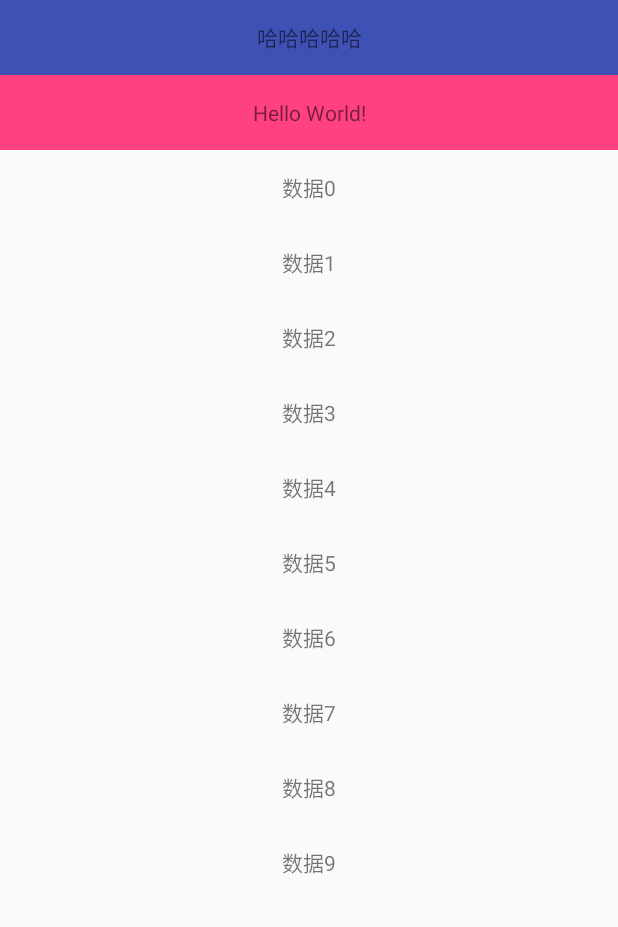
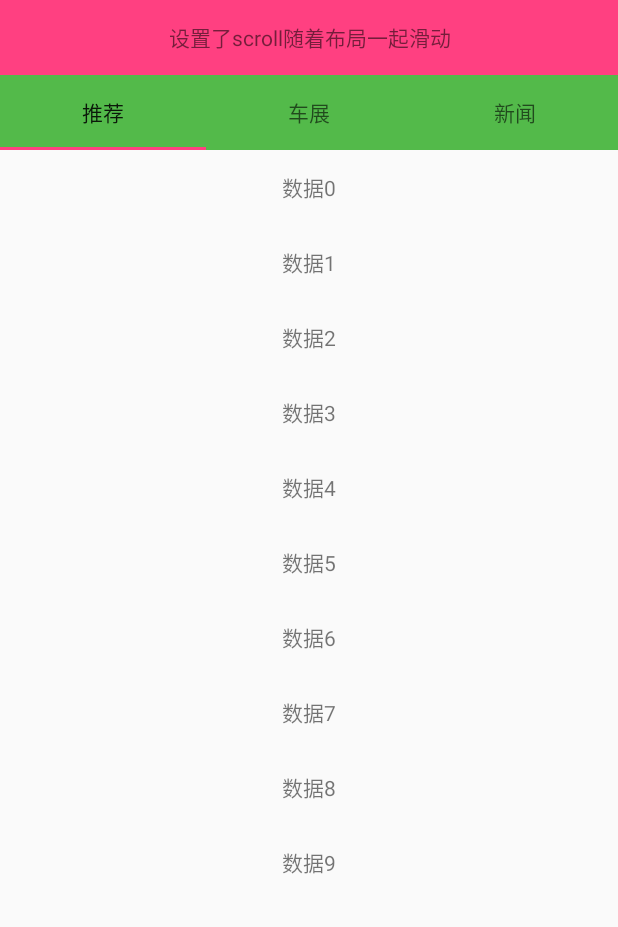
Before and after one commit to Mrgl1203/NestedStickLayout, an Android app: the screen it shows after launch (MainActivity), on a phone screen of 412 x 824 dp, the part 309-1236 px from its top. Run offline under Robolectric (Android 15) with nearby library versions, the phone set to English and light mode, and no system bars.

Commit message:
添加手势识别

```diff
--- a/app/src/main/java/com/gulei/nestedview/MainActivity.java
+++ b/app/src/main/java/com/gulei/nestedview/MainActivity.java
@@ -2,6 +2,10 @@ package com.gulei.nestedview;
 
 import android.os.Bundle;
 import android.support.annotation.NonNull;
+import android.support.annotation.Nullable;
+import android.support.design.widget.TabLayout;
+import android.support.v4.view.PagerAdapter;
+import android.support.v4.view.ViewPager;
 import android.support.v7.app.AppCompatActivity;
 import android.support.v7.widget.LinearLayoutManager;
 import android.support.v7.widget.RecyclerView;
@@ -14,21 +18,62 @@ import java.util.ArrayList;
 import java.util.List;
 
 public class MainActivity extends AppCompatActivity {
-    RecyclerView recyclerView;
     List<String> data = new ArrayList<>();
+    List<RecyclerView> recyclerViews = new ArrayList<>();
+    String[] tabs = new String[]{"推荐", "车展", "新闻"};
+    ViewPager viewPager;
+    TabLayout tabLayout;
 
     @Override
     protected void onCreate(Bundle savedInstanceState) {
         super.onCreate(savedInstanceState);
         setContentView(R.layout.activity_main);
+        viewPager = findViewById(R.id.viewPager);
+        tabLayout = findViewById(R.id.tablayout);
         for (int i = 0; i < 50; i++) {
             data.add("数据" + i);
         }
-        recyclerView = findViewById(R.id.recyclerView);
-        recyclerView.setLayoutManager(new LinearLayoutManager(this, LinearLayoutManager.VERTICAL, false));
-        RvAdapter rvAdapter = new RvAdapter();
-        rvAdapter.addData(data);
-        recyclerView.setAdapter(rvAdapter);
+        for (int i = 0; i < tabs.length; i++) {
+            tabLayout.addTab(tabLayout.newTab().setText(tabs[i]));
+            RecyclerView recyclerView = new RecyclerView(this);
+            recyclerView.setLayoutManager(new LinearLayoutManager(this, LinearLayoutManager.VERTICAL, false));
+            RvAdapter rvAdapter = new RvAdapter();
+            rvAdapter.addData(data);
+            recyclerView.setAdapter(rvAdapter);
+            recyclerViews.add(recyclerView);
+        }
+
+        tabLayout.setupWithViewPager(viewPager);
+        viewPager.setAdapter(new PagerAdapter() {
+            @Override
+            public int getCount() {
+                return tabs.length;
+            }
+
+            @Override
+            public boolean isViewFromObject(@NonNull View view, @NonNull Object object) {
+                return view == object;
+            }
+
+            @NonNull
+            @Override
+            public Object instantiateItem(@NonNull ViewGroup container, int position) {
+                container.addView(recyclerViews.get(position));
+                return recyclerViews.get(position);
+            }
+
+            @Override
+            public void destroyItem(@NonNull ViewGroup container, int position, @NonNull Object object) {
+                container.removeView(recyclerViews.get(position));
+            }
+
+            @Nullable
+            @Override
+            public CharSequence getPageTitle(int position) {
+                return tabs[position];
+            }
+        });
+
     }
 
 
--- a/app/src/main/java/com/gulei/nestedview/NestedStickLayout.java
+++ b/app/src/main/java/com/gulei/nestedview/NestedStickLayout.java
@@ -3,9 +3,7 @@ package com.gulei.nestedview;
 import android.animation.ValueAnimator;
 import android.content.Context;
 import android.content.res.TypedArray;
-import android.graphics.Canvas;
 import android.support.annotation.Nullable;
-import android.support.v4.view.NestedScrollingChildHelper;
 import android.support.v4.view.NestedScrollingParent;
 import android.support.v4.view.NestedScrollingParentHelper;
 import android.support.v4.view.ViewCompat;
@@ -13,6 +11,8 @@ import android.support.v7.widget.RecyclerView;
 import android.util.AttributeSet;
 import android.util.Log;
 import android.util.TypedValue;
+import android.view.GestureDetector;
+import android.view.MotionEvent;
 import android.view.View;
 import android.view.ViewGroup;
 import android.widget.LinearLayout;
@@ -20,18 +20,18 @@ import android.widget.OverScroller;
 
 /**
  * Created by gl152 on 2019/3/11.
- * https://blog.csdn.net/lmj623565791/article/details/52204039
  */
 
 public class NestedStickLayout extends LinearLayout implements NestedScrollingParent {
     private static final String TAG = "NestedStickLayout";
 
 
-    NestedScrollingChildHelper mNestedChildHelper;
+    //    NestedScrollingChildHelper mNestedChildHelper;
     NestedScrollingParentHelper mNestedParentHelper;
     int mTopViewHeight;
     OverScroller mScroller;
     private ValueAnimator mOffsetAnimator;
+    private GestureDetector mGestureDetector;
 
     public NestedStickLayout(Context context) {
         this(context, null);
@@ -43,10 +43,24 @@ public class NestedStickLayout extends LinearLayout implements NestedScrollingPa
 
     public NestedStickLayout(Context context, @Nullable AttributeSet attrs, int defStyleAttr) {
         super(context, attrs, defStyleAttr);
-        mNestedChildHelper = new NestedScrollingChildHelper(this);
+//        mNestedChildHelper = new NestedScrollingChildHelper(this);
         mNestedParentHelper = new NestedScrollingParentHelper(this);
         mScroller = new OverScroller(context);
         setOrientation(LinearLayout.VERTICAL);
+        mGestureDetector = new GestureDetector(context, new GestureDetector.SimpleOnGestureListener() {
+
+            @Override
+            public boolean onScroll(MotionEvent e1, MotionEvent e2, float dx, float dy) {
+                boolean hiddenTop = dy > 0 && getScrollY() < mTopViewHeight;
+                boolean showTop = dy < 0 && getScrollY() > 0;
+                if (hiddenTop || showTop) {
+                    scrollBy(0, (int) dy);
+                    Log.i(TAG, "onNestedPreScroll: " + (hiddenTop) + "   " + (showTop) + "   " + "scrollBy：" + dy + "getScrollY:" + getScrollY());
+                }
+                return hiddenTop || showTop;
+            }
+
+        });
     }
 
     @Override
@@ -70,17 +84,17 @@ public class NestedStickLayout extends LinearLayout implements NestedScrollingPa
 
     }
 
-    @Override
-    protected void onLayout(boolean changed, int l, int t, int r, int b) {
-        Log.i(TAG, "onLayout: -------------------------");
-        super.onLayout(changed, l, t, r, b);
-    }
-
-    @Override
-    protected boolean drawChild(Canvas canvas, View child, long drawingTime) {
-        Log.i(TAG, "drawChild: -------------------------");
-        return super.drawChild(canvas, child, drawingTime);
-    }
+//    @Override
+//    protected void onLayout(boolean changed, int l, int t, int r, int b) {
+//        Log.i(TAG, "onLayout: -------------------------");
+//        super.onLayout(changed, l, t, r, b);
+//    }
+//
+//    @Override
+//    protected boolean drawChild(Canvas canvas, View child, long drawingTime) {
+//        Log.i(TAG, "drawChild: -------------------------");
+//        return super.drawChild(canvas, child, drawingTime);
+//    }
 
     /**
      * NestedScrollingChild调用startNestedScroll向parent传递滑动信息，parent可以通过onStartNestedScroll判断是否拦截处理
@@ -297,6 +311,11 @@ public class NestedStickLayout extends LinearLayout implements NestedScrollingPa
         mNestedParentHelper.onStopNestedScroll(child);
     }
 
+    @Override
+    public boolean onTouchEvent(MotionEvent event) {
+        mGestureDetector.onTouchEvent(event);
+        return true;
+    }
 
     public int dp2px(float dp) {
         return (int) TypedValue.applyDimension(TypedValue.COMPLEX_UNIT_DIP, dp, getResources().getDisplayMetrics());
--- a/app/src/main/res/layout/activity_main.xml
+++ b/app/src/main/res/layout/activity_main.xml
@@ -16,31 +16,30 @@
     <TextView
         android:layout_width="match_parent"
         android:layout_height="50dp"
-        android:background="@color/colorPrimary"
+        android:background="@color/colorAccent"
         android:gravity="center"
-        android:text="哈哈哈哈哈"
+        android:text="设置了scroll随着布局一起滑动"
         app:layout_constraintBottom_toBottomOf="parent"
         app:layout_constraintLeft_toLeftOf="parent"
         app:layout_constraintRight_toRightOf="parent"
         app:layout_constraintTop_toTopOf="parent"
         app:scrollType="scroll" />
 
-    <TextView
+    <android.support.design.widget.TabLayout
+        android:id="@+id/tablayout"
         android:layout_width="match_parent"
         android:layout_height="50dp"
-        android:background="@color/colorAccent"
-        android:gravity="center"
-        android:text="Hello World!"
+        android:background="@color/colorGreen"
         app:layout_constraintBottom_toBottomOf="parent"
         app:layout_constraintLeft_toLeftOf="parent"
         app:layout_constraintRight_toRightOf="parent"
         app:layout_constraintTop_toTopOf="parent" />
 
-    <android.support.v7.widget.RecyclerView
-        android:id="@+id/recyclerView"
+    <android.support.v4.view.ViewPager
+        android:id="@+id/viewPager"
         android:layout_width="match_parent"
         android:layout_height="match_parent">
 
-    </android.support.v7.widget.RecyclerView>
+    </android.support.v4.view.ViewPager>
 
 </com.gulei.nestedview.NestedStickLayout>
--- a/app/src/main/res/values/colors.xml
+++ b/app/src/main/res/values/colors.xml
@@ -3,4 +3,5 @@
     <color name="colorPrimary">#3F51B5</color>
     <color name="colorPrimaryDark">#303F9F</color>
     <color name="colorAccent">#FF4081</color>
+    <color name="colorGreen">#53ba4a</color>
 </resources>
```
